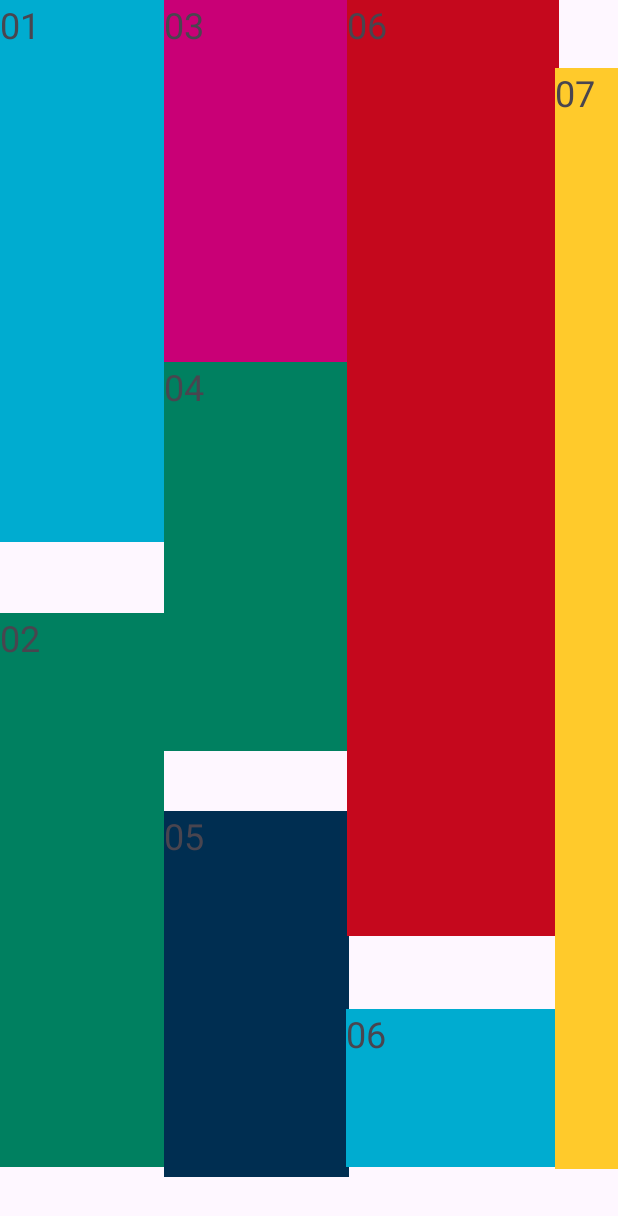
After one commit to TamaOwO/MyApplication2, an Android app: the BTLinear screen opened directly, with no data from a screen before it, on a phone screen of 412 x 824 dp. The commit adds this screen. Shown: the top 1216 px of the screen. Run offline under Robolectric (Android 15) with nearby library versions, the phone set to English and light mode, and no system bars.

Commit message:
Bài tập Linear

```diff
--- a/app/src/main/AndroidManifest.xml
+++ b/app/src/main/AndroidManifest.xml
@@ -11,7 +11,10 @@
         android:theme="@style/Theme.MyApplication2"
         tools:targetApi="31">
         <activity
-            android:name=".MainActivity"
+            android:name=".BTLinear"
+            android:exported="false" />
+        <activity
+            android:name=".BTBackground"
             android:exported="true">
             <intent-filter>
                 <action android:name="android.intent.action.MAIN" />
--- a/app/src/main/java/com/example/myapplication2/MainActivity.java
+++ b/app/src/main/java/com/example/myapplication2/BTBackground.java
@@ -2,20 +2,15 @@ package com.example.myapplication2;
 
 import android.graphics.Color;
 import android.os.Bundle;
-import android.widget.LinearLayout;
 import android.widget.Switch;
 
-import androidx.activity.EdgeToEdge;
 import androidx.appcompat.app.AppCompatActivity;
 import androidx.constraintlayout.widget.ConstraintLayout;
-import androidx.core.graphics.Insets;
-import androidx.core.view.ViewCompat;
-import androidx.core.view.WindowInsetsCompat;
 
 import java.util.ArrayList;
 import java.util.Random;
 
-public class MainActivity extends AppCompatActivity {
+public class BTBackground extends AppCompatActivity {
 
     Switch switchBackgournd;
     int cur;
@@ -58,7 +53,6 @@ public class MainActivity extends AppCompatActivity {
                 cur = last;
                 bg.setBackgroundResource(arrayList.get(last));
             }
-
         });
     }
 }
--- /dev/null
+++ b/app/src/main/java/com/example/myapplication2/BTLinear.java
@@ -0,0 +1,24 @@
+package com.example.myapplication2;
+
+import android.os.Bundle;
+
+import androidx.activity.EdgeToEdge;
+import androidx.appcompat.app.AppCompatActivity;
+import androidx.core.graphics.Insets;
+import androidx.core.view.ViewCompat;
+import androidx.core.view.WindowInsetsCompat;
+
+public class BTLinear extends AppCompatActivity {
+
+    @Override
+    protected void onCreate(Bundle savedInstanceState) {
+        super.onCreate(savedInstanceState);
+        EdgeToEdge.enable(this);
+        setContentView(R.layout.activity_linear);
+        ViewCompat.setOnApplyWindowInsetsListener(findViewById(R.id.main), (v, insets) -> {
+            Insets systemBars = insets.getInsets(WindowInsetsCompat.Type.systemBars());
+            v.setPadding(systemBars.left, systemBars.top, systemBars.right, systemBars.bottom);
+            return insets;
+        });
+    }
+}
--- /dev/null
+++ b/app/src/main/res/layout/activity_linear.xml
@@ -0,0 +1,113 @@
+<?xml version="1.0" encoding="utf-8"?>
+<androidx.constraintlayout.widget.ConstraintLayout xmlns:android="http://schemas.android.com/apk/res/android"
+    xmlns:app="http://schemas.android.com/apk/res-auto"
+    xmlns:tools="http://schemas.android.com/tools"
+    android:id="@+id/main"
+    android:layout_width="match_parent"
+    android:layout_height="match_parent"
+    tools:context=".BTLinear">
+
+    <TextView
+        android:id="@+id/textView3"
+        android:layout_width="131dp"
+        android:layout_height="241dp"
+        android:layout_gravity="center_horizontal"
+        android:layout_marginEnd="2dp"
+        android:background="#c90076"
+        android:text="03"
+        android:textSize="24sp"
+        app:layout_constraintEnd_toStartOf="@+id/textView6"
+        app:layout_constraintHorizontal_bias="0.0"
+        app:layout_constraintStart_toEndOf="@+id/textView1"
+        app:layout_constraintTop_toTopOf="parent" />
+
+    <TextView
+        android:id="@+id/textView4"
+        android:layout_width="122dp"
+        android:layout_height="259dp"
+        android:layout_gravity="center_horizontal"
+        android:background="#008060"
+        android:text="04"
+        android:textSize="24sp"
+        app:layout_constraintStart_toEndOf="@+id/textView2"
+        app:layout_constraintTop_toBottomOf="@+id/textView3" />
+
+    <TextView
+        android:id="@+id/textView1"
+        android:layout_width="109dp"
+        android:layout_height="361dp"
+        android:layout_gravity="center_horizontal"
+        android:text="01"
+        android:textSize="24sp"
+        android:background="#00acd0"
+        app:layout_constraintStart_toStartOf="parent"
+        app:layout_constraintTop_toTopOf="parent" />
+
+    <TextView
+        android:id="@+id/textView2"
+        android:layout_width="109dp"
+        android:layout_height="369dp"
+        android:layout_gravity="center_horizontal"
+        android:layout_marginTop="1dp"
+        android:text="02"
+        android:textSize="24sp"
+        android:background="#008060"
+        app:layout_constraintBottom_toBottomOf="parent"
+        app:layout_constraintStart_toStartOf="parent"
+        app:layout_constraintTop_toBottomOf="@+id/textView1" />
+
+    <TextView
+        android:id="@+id/textView5"
+        android:layout_width="123dp"
+        android:layout_height="244dp"
+        android:layout_gravity="center_horizontal"
+        android:layout_marginEnd="148dp"
+        android:background="#002e51"
+        android:text="05"
+        android:textSize="24sp"
+        app:layout_constraintBottom_toBottomOf="parent"
+        app:layout_constraintEnd_toEndOf="@+id/textView6"
+        app:layout_constraintHorizontal_bias="0.0"
+        app:layout_constraintStart_toEndOf="@+id/textView2"
+        app:layout_constraintTop_toBottomOf="@+id/textView4" />
+
+    <TextView
+        android:id="@+id/textView6"
+        android:layout_width="141dp"
+        android:layout_height="624dp"
+        android:layout_gravity="center_horizontal"
+        android:background="#c5081d"
+        android:text="06"
+        android:textSize="24sp"
+        app:layout_constraintStart_toEndOf="@+id/textView4"
+        app:layout_constraintTop_toTopOf="parent" />
+
+    <TextView
+        android:id="@+id/textView7"
+        android:layout_width="142dp"
+        android:layout_height="105dp"
+        android:layout_gravity="center_horizontal"
+        android:layout_marginTop="2dp"
+        android:background="#00acd0"
+        android:text="06"
+        android:textSize="24sp"
+        app:layout_constraintBottom_toBottomOf="parent"
+        app:layout_constraintEnd_toStartOf="@+id/textView8"
+        app:layout_constraintStart_toEndOf="@+id/textView5"
+        app:layout_constraintTop_toBottomOf="@+id/textView6" />
+
+    <TextView
+        android:id="@+id/textView8"
+        android:layout_width="47dp"
+        android:layout_height="734dp"
+        android:layout_gravity="center_horizontal"
+        android:layout_marginStart="2dp"
+        android:text="07"
+        android:textSize="24sp"
+        android:background="#ffca2b"
+        app:layout_constraintBottom_toBottomOf="parent"
+        app:layout_constraintEnd_toEndOf="parent"
+        app:layout_constraintStart_toEndOf="@+id/textView6"
+        app:layout_constraintTop_toTopOf="parent" />
+
+</androidx.constraintlayout.widget.ConstraintLayout>
--- a/app/src/main/res/layout/activity_main.xml
+++ b/app/src/main/res/layout/activity_main.xml
@@ -5,7 +5,7 @@
     android:id="@+id/constraintLayout1"
     android:layout_width="match_parent"
     android:layout_height="match_parent"
-    tools:context=".MainActivity">
+    tools:context=".BTBackground">
 
     <Switch
         android:id="@+id/switch1"
```
